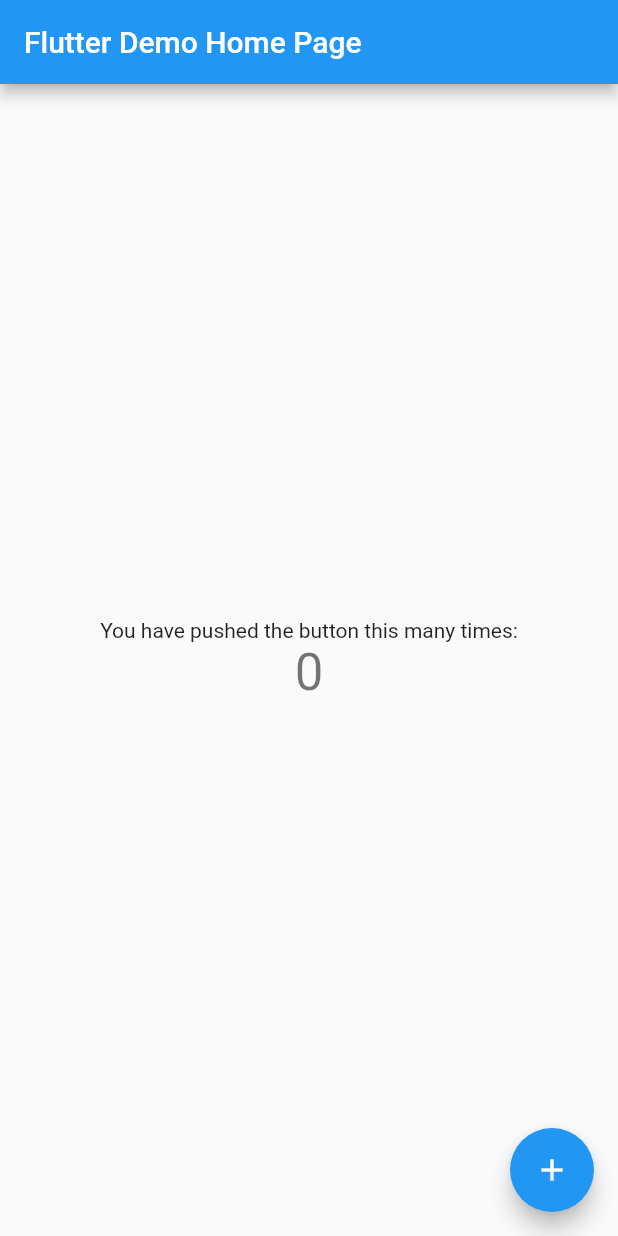
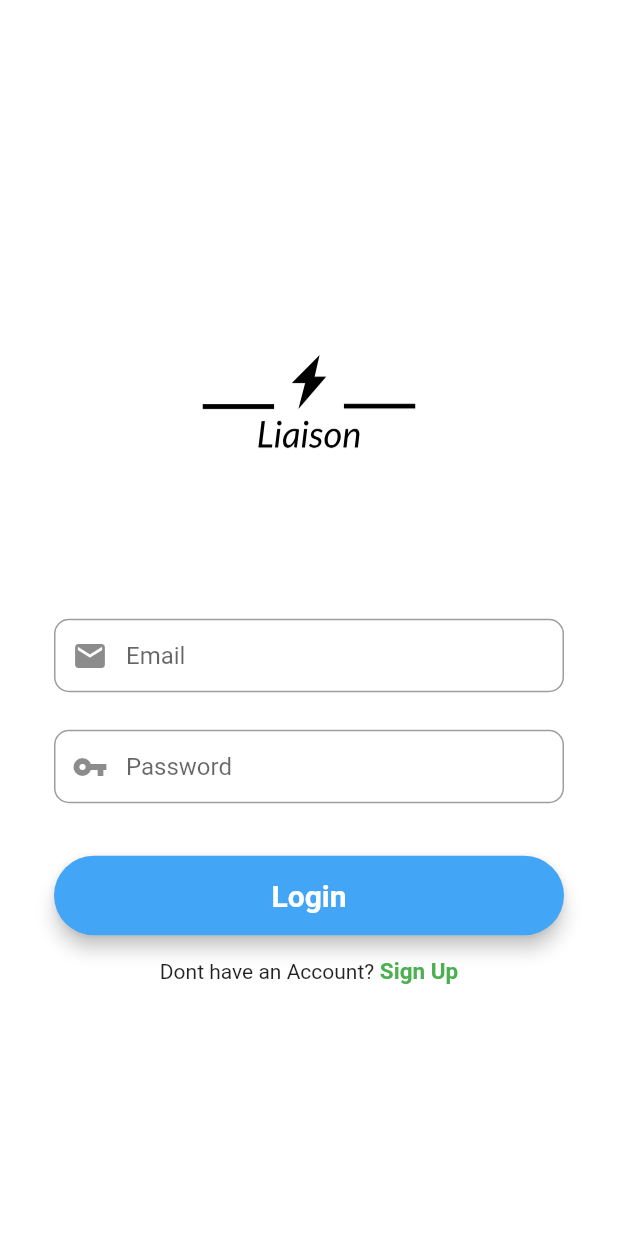
Before and after one commit to MehtabAzamkhan/Electric-Meter-App, a Flutter app: the screen it shows after launch, on a phone screen of 412 x 824 dp. Run offline on Flutter 3.47's test engine with Material 2 defaults, Android fonts, the light colour scheme and no system bars; our stand-ins replace cloud_firestore, firebase_auth, firebase_core, fluttertoast; accounts and stored records are empty.

Commit message:
added Sign up and Sign In pages

```diff
--- a/lib/main.dart
+++ b/lib/main.dart
@@ -1,6 +1,11 @@
+import 'package:chalja/screens/login_screen.dart';
+import 'package:firebase_auth/firebase_auth.dart';
+import 'package:firebase_core/firebase_core.dart';
 import 'package:flutter/material.dart';
 
-void main() {
+Future<void> main() async {
+  WidgetsFlutterBinding.ensureInitialized();
+  await Firebase.initializeApp();
   runApp(const MyApp());
 }
 
@@ -11,106 +16,11 @@
   @override
   Widget build(BuildContext context) {
     return MaterialApp(
-      title: 'Flutter Demo',
+      title: 'Email and Password Login',
       theme: ThemeData(
-        // This is the theme of your application.
-        //
-        // Try running your application with "flutter run". You'll see the
-        // application has a blue toolbar. Then, without quitting the app, try
-        // changing the primarySwatch below to Colors.green and then invoke
-        // "hot reload" (press "r" in the console where you ran "flutter run",
-        // or simply save your changes to "hot reload" in a Flutter IDE).
-        // Notice that the counter didn't reset back to zero; the application
-        // is not restarted.
-        primarySwatch: Colors.blue,
+        primarySwatch: Colors.green,
       ),
-      home: const MyHomePage(title: 'Flutter Demo Home Page'),
+      home: LoginScreen(),
     );
   }
 }
-
-class MyHomePage extends StatefulWidget {
-  const MyHomePage({Key? key, required this.title}) : super(key: key);
-
-  // This widget is the home page of your application. It is stateful, meaning
-  // that it has a State object (defined below) that contains fields that affect
-  // how it looks.
-
-  // This class is the configuration for the state. It holds the values (in this
-  // case the title) provided by the parent (in this case the App widget) and
-  // used by the build method of the State. Fields in a Widget subclass are
-  // always marked "final".
-
-  final String title;
-
-  @override
-  State<MyHomePage> createState() => _MyHomePageState();
-}
-
-//this is comment
-class _MyHomePageState extends State<MyHomePage> {
-  int _counter = 0;
-
-  void _incrementCounter() {
-    setState(() {
-      // This call to setState tells the Flutter framework that something has
-      // changed in this State, which causes it to rerun the build method below
-      // so that the display can reflect the updated values. If we changed
-      // _counter without calling setState(), then the build method would not be
-      // called again, and so nothing would appear to happen.
-      _counter++;
-    });
-  }
-
-  @override
-  Widget build(BuildContext context) {
-    // This method is rerun every time setState is called, for instance as done
-    // by the _incrementCounter method above.
-    //
-    // The Flutter framework has been optimized to make rerunning build methods
-    // fast, so that you can just rebuild anything that needs updating rather
-    // than having to individually change instances of widgets.
-    return Scaffold(
-      appBar: AppBar(
-        // Here we take the value from the MyHomePage object that was created by
-        // the App.build method, and use it to set our appbar title.
-        title: Text(widget.title),
-      ),
-      body: Center(
-        // Center is a layout widget. It takes a single child and positions it
-        // in the middle of the parent.
-        child: Column(
-          // Column is also a layout widget. It takes a list of children and
-          // arranges them vertically. By default, it sizes itself to fit its
-          // children horizontally, and tries to be as tall as its parent.
-          //
-          // Invoke "debug painting" (press "p" in the console, choose the
-          // "Toggle Debug Paint" action from the Flutter Inspector in Android
-          // Studio, or the "Toggle Debug Paint" command in Visual Studio Code)
-          // to see the wireframe for each widget.
-          //
-          // Column has various properties to control how it sizes itself and
-          // how it positions its children. Here we use mainAxisAlignment to
-          // center the children vertically; the main axis here is the vertical
-          // axis because Columns are vertical (the cross axis would be
-          // horizontal).
-          mainAxisAlignment: MainAxisAlignment.center,
-          children: <Widget>[
-            const Text(
-              'You have pushed the button this many times:',
-            ),
-            Text(
-              '$_counter',
-              style: Theme.of(context).textTheme.headline4,
-            ),
-          ],
-        ),
-      ),
-      floatingActionButton: FloatingActionButton(
-        onPressed: _incrementCounter,
-        tooltip: 'Increment',
-        child: const Icon(Icons.add),
-      ), // This trailing comma makes auto-formatting nicer for build methods.
-    );
-  }
-}
--- /dev/null
+++ b/lib/screens/login_screen.dart
@@ -0,0 +1,175 @@
+import 'package:chalja/screens/registration_screen.dart';
+import 'package:firebase_auth/firebase_auth.dart';
+import 'package:flutter/material.dart';
+import 'package:fluttertoast/fluttertoast.dart';
+
+import 'home_screen.dart';
+
+class LoginScreen extends StatefulWidget {
+  const LoginScreen({Key? key}) : super(key: key);
+
+  @override
+  State<LoginScreen> createState() => _LoginScreenState();
+}
+
+class _LoginScreenState extends State<LoginScreen> {
+  final _formKey = GlobalKey<FormState>();
+
+  final TextEditingController emailController = new TextEditingController();
+  final TextEditingController passwordController = new TextEditingController();
+
+  //firbase
+  final _auth = FirebaseAuth.instance;
+
+  @override
+  Widget build(BuildContext context) {
+    //Email
+    final emailField = TextFormField(
+        autofocus: false,
+        controller: emailController,
+        keyboardType: TextInputType.emailAddress,
+        validator: (value) {
+          if (value!.isEmpty) {
+            return ("Please Enter Your Email");
+          }
+          //reg expression for email validation
+          if (!RegExp("^[a-zA-Z0-9+_.-]+@[a-zA-Z0-9.-]+.[a-z]")
+              .hasMatch(value)) {
+            return ("Please Enter Valid Email");
+          }
+          return null;
+        },
+        onSaved: (value) {
+          emailController.text = value!;
+        },
+        textInputAction: TextInputAction.next,
+        decoration: InputDecoration(
+          prefixIcon: Icon(Icons.mail),
+          contentPadding: EdgeInsets.fromLTRB(20, 15, 20, 15),
+          hintText: "Email",
+          border: OutlineInputBorder(
+            borderRadius: BorderRadius.circular(10),
+          ),
+        ));
+
+    //password
+    final passwordField = TextFormField(
+        autofocus: false,
+        controller: passwordController,
+        obscureText: true,
+        validator: (value) {
+          RegExp regex = new RegExp(r'^.{6,}$');
+          if (value!.isEmpty) {
+            return ("Password Required for Login");
+          }
+          if (!regex.hasMatch(value)) {
+            return ("Enter Valid Password(Min. 6 digits)");
+          }
+        },
+        onSaved: (value) {
+          passwordController.text = value!;
+        },
+        textInputAction: TextInputAction.done,
+        decoration: InputDecoration(
+          prefixIcon: Icon(Icons.vpn_key),
+          contentPadding: EdgeInsets.fromLTRB(20, 15, 20, 15),
+          hintText: "Password",
+          border: OutlineInputBorder(
+            borderRadius: BorderRadius.circular(10),
+          ),
+        ));
+
+    final loginButton = Material(
+      elevation: 5,
+      borderRadius: BorderRadius.circular(30),
+      color: Colors.blue.shade400,
+      child: MaterialButton(
+        padding: EdgeInsets.fromLTRB(20, 15, 20, 15),
+        minWidth: MediaQuery.of(context).size.width,
+        onPressed: () {
+          signIn(emailController.text, passwordController.text);
+        },
+        child: Text(
+          "Login",
+          textAlign: TextAlign.center,
+          style: TextStyle(
+              fontSize: 20, color: Colors.white, fontWeight: FontWeight.bold),
+        ),
+      ),
+    );
+    return Scaffold(
+      backgroundColor: Colors.white,
+      body: Center(
+        child: SingleChildScrollView(
+          child: Container(
+            color: Colors.white,
+            child: Padding(
+              padding: const EdgeInsets.all(36.0),
+              child: Form(
+                key: _formKey,
+                child: Column(
+                  mainAxisAlignment: MainAxisAlignment.center,
+                  crossAxisAlignment: CrossAxisAlignment.center,
+                  children: <Widget>[
+                    SizedBox(
+                        height: 200,
+                        child: Image.asset(
+                          "assets/Star.png",
+                          fit: BoxFit.contain,
+                        )),
+                    SizedBox(height: 45),
+                    emailField,
+                    SizedBox(height: 25),
+                    passwordField,
+                    SizedBox(height: 35),
+                    loginButton,
+                    SizedBox(height: 15),
+                    Row(
+                      mainAxisAlignment: MainAxisAlignment.center,
+                      children: <Widget>[
+                        Text("Dont have an Account?"),
+                        GestureDetector(
+                          onTap: () {
+                            Navigator.push(
+                                context,
+                                MaterialPageRoute(
+                                    builder: (Context) =>
+                                        RegistrationScreen()));
+                          },
+                          child: Text(
+                            " Sign Up",
+                            style: TextStyle(
+                                color: Colors.green,
+                                fontWeight: FontWeight.w600,
+                                fontSize: 15),
+                          ),
+                        )
+                      ],
+                    )
+                  ],
+                ),
+              ),
+            ),
+          ),
+        ),
+      ),
+    );
+  }
+
+  // login function
+  // login function
+  void signIn(String email, String password) async {
+    if (_formKey.currentState!.validate()) {
+      await _auth
+          .signInWithEmailAndPassword(email: email, password: password)
+          .then((uid) => {
+                Fluttertoast.showToast(msg: "Login Successful"),
+                Navigator.of(context).pushReplacement(
+                    MaterialPageRoute(builder: (context) => HomeScreen())),
+              })
+          .catchError((e) {
+        Fluttertoast.showToast(msg: e!.message);
+      });
+    }
+  }
+}
```
Also changed, not shown: lib/model/user_model.dart (added, +28 -0 lines), lib/screens/home_screen.dart (added, +58 -0 lines), lib/screens/registration_screen.dart (added, +268 -0 lines), pubspec.yaml (+8 -3 lines), assets/Star.png (added), pubspec.lock, 4 other files.
